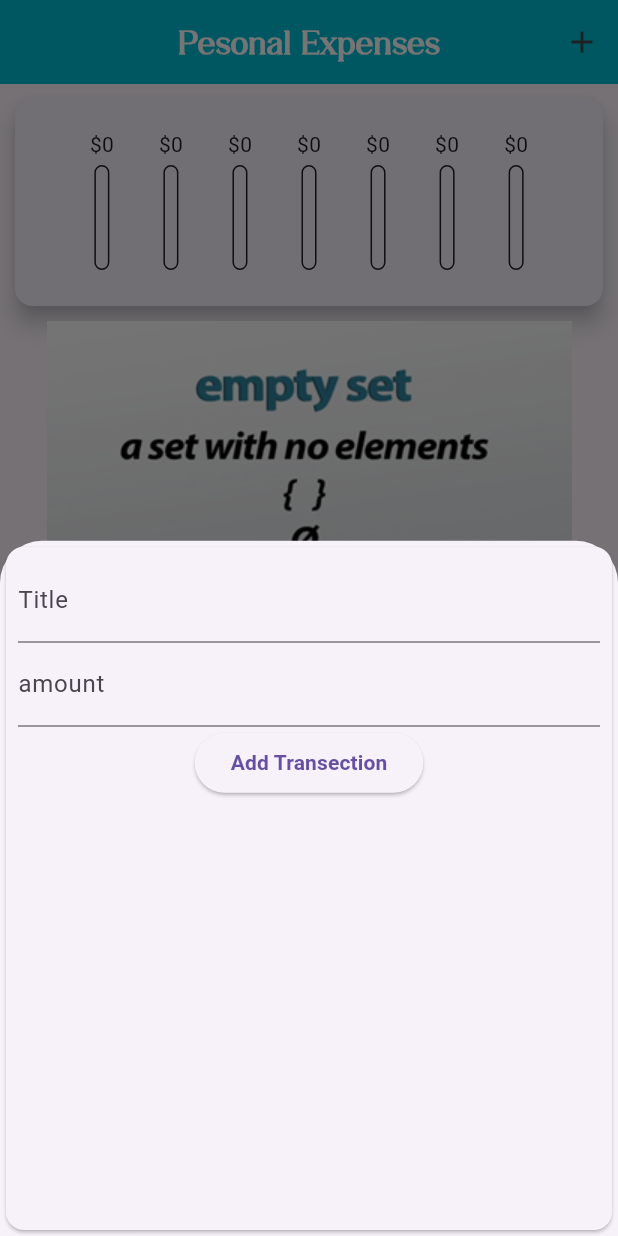
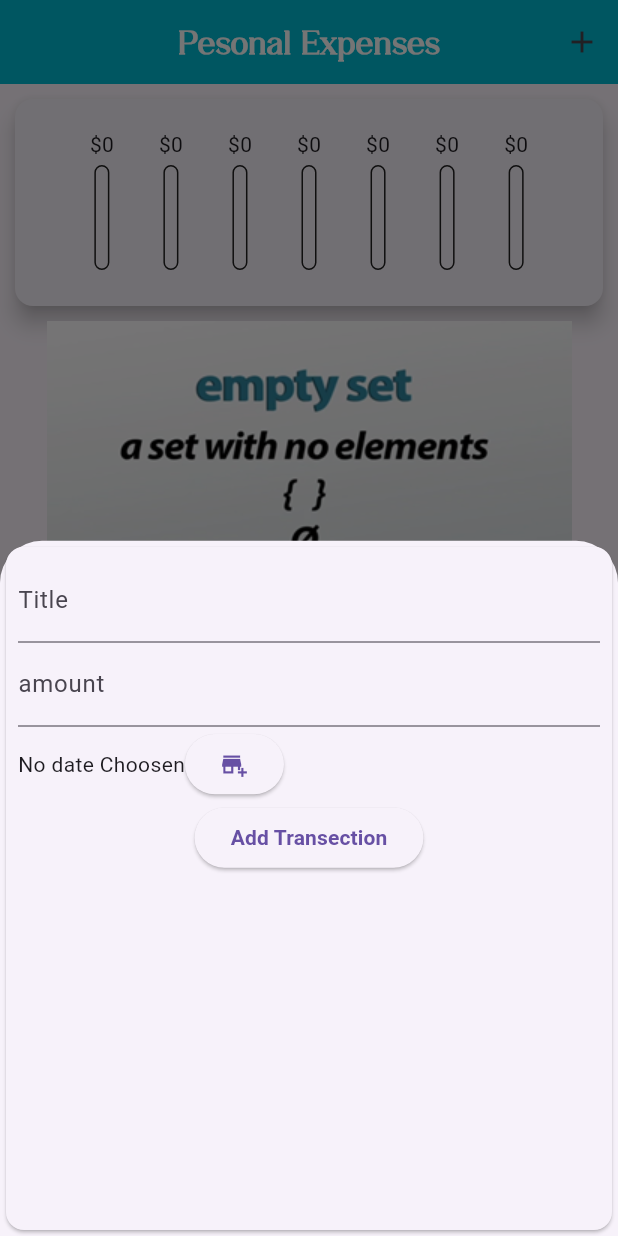
Before and after one commit to takiul-sumon/Personal-Expenens-App, a Flutter app: the screen it shows after launch, after a tap on the "add" icon, on a phone screen of 412 x 824 dp. Run offline on Flutter 3.47's test engine with Material 3 defaults, Android fonts, the phone set to English and light mode, and no system bars.

Commit message:
date Bar

```diff
--- a/lib/widget/chart.dart
+++ b/lib/widget/chart.dart
@@ -20,14 +20,14 @@ class Chart extends StatelessWidget {
           totalsum += recentTransections[i].amount as num;
         }
       }
-      print(DateFormat.E().format(weekday));
-      print(totalsum);
+      // print(DateFormat.E().format(weekday));
+      // print(totalsum);
 
       return {
-        'days': DateFormat.E().format(weekday).substring(0, 1).toString(),
+        'days': DateFormat.E().format(weekday).substring(0, 1),
         'amount': totalsum
       };
-    });
+    }).reversed.toList();
   }
 
   double get totalspending {
--- a/lib/widget/new_usertransection.dart
+++ b/lib/widget/new_usertransection.dart
@@ -56,6 +56,16 @@ class _newtransectionState extends State<newtransection> {
                 submitdata;
               },
             ),
+            Container(
+
+              height: 50,
+              child: Row(
+
+                children: [
+                Text("No date Choosen"),
+                ElevatedButton(onPressed: (){}, child: Icon(Icons.add_business))
+              ],),
+            ),
             ElevatedButton(
               child: Text(
                 "Add Transection",
--- a/lib/widget/transectionlist.dart
+++ b/lib/widget/transectionlist.dart
@@ -26,7 +26,9 @@ class Transectionlist extends StatelessWidget {
               )
             : ListView.builder(
                 itemBuilder: (context, index) {
-                  return ListTile(
+                  return Card(
+                    elevation: 5,
+                    child: ListTile(
                       leading: CircleAvatar(
                         radius: 20,
                         child: FittedBox(
@@ -37,6 +39,7 @@ class Transectionlist extends StatelessWidget {
                       title: Text('${transections[index].title}'),
                       subtitle: Text(DateFormat.yMMMd()
                           .format(transections[index].date as dynamic)),
+                    ),
                   );
                 },
                 itemCount: transections.length,
```
Lines whose indentation alone changed are shown as unchanged.
